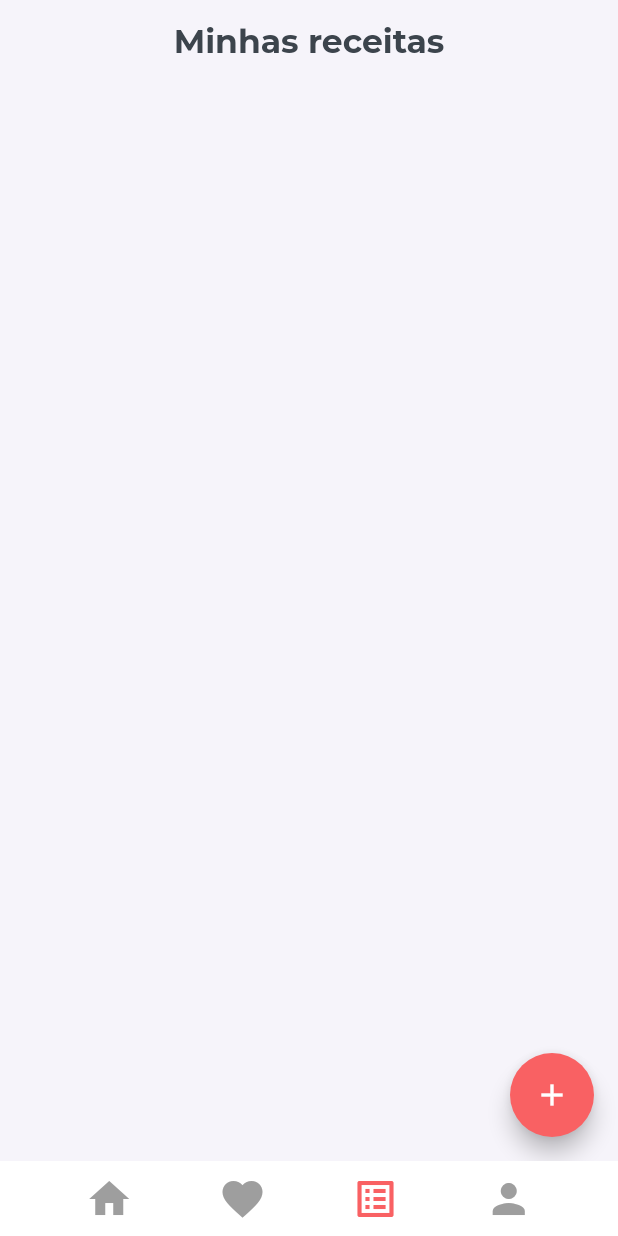
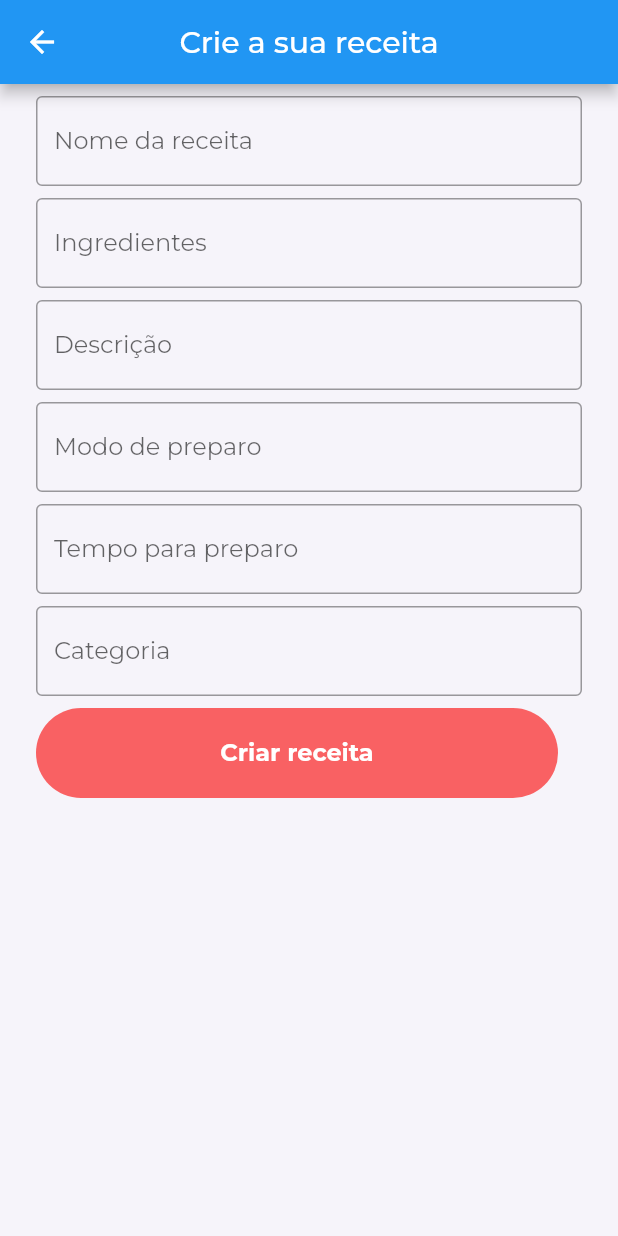
Before and after one commit to hendriksonpetzold/food_recipe_app, a Flutter app: the InitialPage screen opened by its route, item 3 of the bottom bar chosen, after a tap on the "add" icon, on a phone screen of 412 x 824 dp. Run offline on Flutter 3.47's test engine with Material 2 defaults, Android fonts, the phone set to English and light mode, and no system bars; our stand-ins replace get, google_fonts, hive, hive_flutter; accounts and stored records are empty.

Commit message:
feat: create recipe

```diff
--- a/lib/config/routes.dart
+++ b/lib/config/routes.dart
@@ -1,3 +1,4 @@
+import 'package:food_recipe_app/pages/create_my_recipes/create_my_recipes_page.dart';
 import 'package:food_recipe_app/pages/initial/initial_page.dart';
 import 'package:food_recipe_app/pages/on_boarding/on_boarding_page.dart';
 import 'package:food_recipe_app/pages/recipe_detail/recipe_detail_page.dart';
@@ -14,6 +15,10 @@ class Routes {
           name: '/recipe_detail_page',
           page: () => RecipeDetailPage(),
         ),
+        GetPage(
+          name: '/create_my_recipes_page',
+          page: () => CreateMyRecipesPage(),
+        ),
       ],
     ),
   ];
--- a/lib/main.dart
+++ b/lib/main.dart
@@ -7,6 +7,7 @@ void main() async {
   WidgetsFlutterBinding.ensureInitialized();
   await Hive.initFlutter();
   Hive.registerAdapter(RecipeModelAdapter());
-  await Hive.openBox<RecipeModel>('favorite_recipes');
+  await Hive.openBox<RecipeModel>('favorite');
+  await Hive.openBox<RecipeModel>('my_recipes');
   runApp(const App());
 }
--- a/lib/models/recipe_model.dart
+++ b/lib/models/recipe_model.dart
@@ -1,19 +1,49 @@
 import 'package:hive/hive.dart';
+
 part 'recipe_model.g.dart';
 
 @HiveType(typeId: 0)
 class RecipeModel extends HiveObject {
   @HiveField(0)
+  int id;
+
+  @HiveField(1)
   String recipeName;
 
-  @HiveField(1)
+  @HiveField(2)
   String preparationMode;
 
-  @HiveField(2)
+  @HiveField(3)
   List<String> ingridients;
+
+  @HiveField(4)
+  List<String> category;
+
+  @HiveField(5)
+  String description;
+
+  @HiveField(6)
+  double preparationTime;
+
+  @HiveField(7)
+  int rating;
+
+  @HiveField(8)
+  int createdAt;
+
+  @HiveField(9)
+  bool isFavorite;
+
   RecipeModel({
+    required this.id,
     required this.recipeName,
     required this.preparationMode,
     required this.ingridients,
+    required this.category,
+    required this.description,
+    required this.preparationTime,
+    required this.rating,
+    required this.createdAt,
+    required this.isFavorite,
   });
 }
--- /dev/null
+++ b/lib/pages/create_my_recipes/components/create_my_recipes_text_form_field.dart
@@ -0,0 +1,22 @@
+import 'package:flutter/material.dart';
+
+class CreateMyRecipesTextFormField extends StatelessWidget {
+  final String label;
+  final TextEditingController? controller;
+  const CreateMyRecipesTextFormField({
+    Key? key,
+    required this.label,
+    this.controller,
+  }) : super(key: key);
+
+  @override
+  Widget build(BuildContext context) {
+    return TextFormField(
+      controller: controller,
+      decoration: InputDecoration(
+        border: const OutlineInputBorder(),
+        hintText: label,
+      ),
+    );
+  }
+}
--- /dev/null
+++ b/lib/pages/create_my_recipes/create_my_recipes_controller.dart
@@ -0,0 +1,41 @@
+import 'package:flutter/material.dart';
+import 'package:food_recipe_app/models/recipe_model.dart';
+import 'package:get/get.dart';
+import 'package:hive/hive.dart';
+
+class CreateMyRecipesController extends GetxController {
+  TextEditingController nameEditingController = TextEditingController();
+  TextEditingController ingredientsEditingController = TextEditingController();
+  TextEditingController descriptionEditingController = TextEditingController();
+  TextEditingController preparationModeEditingController =
+      TextEditingController();
+  TextEditingController preparationTimeEditingController =
+      TextEditingController();
+  TextEditingController categoryEditingController = TextEditingController();
+
+  late Box<RecipeModel> myRecipesBox;
+
+  @override
+  void onInit() {
+    myRecipesBox = Hive.box('my_recipes');
+
+    super.onInit();
+  }
+
+  void onCreateRecipeButtonTap() {
+    myRecipesBox.add(
+      RecipeModel(
+        id: 2,
+        recipeName: nameEditingController.text,
+        preparationMode: preparationModeEditingController.text,
+        ingridients: [],
+        category: [],
+        description: descriptionEditingController.text,
+        preparationTime: double.parse(preparationTimeEditingController.text),
+        rating: 5,
+        createdAt: 6,
+        isFavorite: false,
+      ),
+    );
+  }
+}
--- /dev/null
+++ b/lib/pages/create_my_recipes/create_my_recipes_page.dart
@@ -0,0 +1,85 @@
+import 'package:flutter/material.dart';
+import 'package:food_recipe_app/components/app_button.dart';
+import 'package:food_recipe_app/pages/create_my_recipes/components/create_my_recipes_text_form_field.dart';
+import 'package:food_recipe_app/pages/create_my_recipes/create_my_recipes_controller.dart';
+
+import 'package:food_recipe_app/style/app_colors.dart';
+import 'package:get/get.dart';
+
+class CreateMyRecipesPage extends StatelessWidget {
+  CreateMyRecipesPage({Key? key}) : super(key: key);
+  final CreateMyRecipesController controller =
+      Get.put(CreateMyRecipesController());
+  @override
+  Widget build(BuildContext context) {
+    return Scaffold(
+      backgroundColor: AppColors.backGroundColor,
+      appBar: AppBar(
+        title: const Text('Crie a sua receita'),
+        centerTitle: true,
+      ),
+      body: SingleChildScrollView(
+        child: Padding(
+          padding: const EdgeInsets.only(left: 24, right: 24),
+          child: Column(
+            children: [
+              const SizedBox(
+                height: 8,
+              ),
+              CreateMyRecipesTextFormField(
+                label: 'Nome da receita',
+                controller: controller.nameEditingController,
+              ),
+              const SizedBox(
+                height: 8,
+              ),
+              CreateMyRecipesTextFormField(
+                label: 'Ingredientes',
+                controller: controller.ingredientsEditingController,
+              ),
+              const SizedBox(
+                height: 8,
+              ),
+              CreateMyRecipesTextFormField(
+                label: 'Descrição',
+                controller: controller.descriptionEditingController,
+              ),
+              const SizedBox(
+                height: 8,
+              ),
+              CreateMyRecipesTextFormField(
+                label: 'Modo de preparo',
+                controller: controller.preparationModeEditingController,
+              ),
+              const SizedBox(
+                height: 8,
+              ),
+              CreateMyRecipesTextFormField(
+                label: 'Tempo para preparo',
+                controller: controller.preparationTimeEditingController,
+              ),
+              const SizedBox(
+                height: 8,
+              ),
+              CreateMyRecipesTextFormField(
+                label: 'Categoria',
+                controller: controller.categoryEditingController,
+              ),
+              const SizedBox(
+                height: 8,
+              ),
+              AppButton(
+                label: 'Criar receita',
+                onTap: () {
+                  controller.onCreateRecipeButtonTap();
+                },
+                isSelected: RxBool(true),
+                circularBorder: 30,
+              )
+            ],
+          ),
+        ),
+      ),
+    );
+  }
+}
--- /dev/null
+++ b/lib/pages/favorite/favorite_controller.dart
@@ -0,0 +1,14 @@
+import 'package:food_recipe_app/models/recipe_model.dart';
+import 'package:get/get.dart';
+import 'package:hive/hive.dart';
+
+class FavoriteController extends GetxController {
+  late Box<RecipeModel> recipeBox;
+
+  @override
+  void onInit() {
+    recipeBox = Hive.box('favorite');
+
+    super.onInit();
+  }
+}
--- a/lib/pages/initial/initial_page.dart
+++ b/lib/pages/initial/initial_page.dart
@@ -20,8 +20,8 @@ class InitialPage extends StatelessWidget {
             index: controller.getPageIndex(),
             children: [
               HomePage(),
-              const FavoritePage(),
-              const MyRecipesPage(),
+              FavoritePage(),
+              MyRecipesPage(),
               ProfilePage(),
             ],
           );
--- /dev/null
+++ b/lib/pages/my_recipes/my_recipes_controller.dart
@@ -0,0 +1,14 @@
+import 'package:food_recipe_app/models/recipe_model.dart';
+import 'package:get/get.dart';
+import 'package:hive/hive.dart';
+
+class MyRecipesController extends GetxController {
+  late Box<RecipeModel> myRecipesBox;
+
+  @override
+  void onInit() {
+    myRecipesBox = Hive.box('my_recipes');
+
+    super.onInit();
+  }
+}
--- a/lib/pages/my_recipes/my_recipes_page.dart
+++ b/lib/pages/my_recipes/my_recipes_page.dart
@@ -1,9 +1,14 @@
 import 'package:flutter/material.dart';
+import 'package:food_recipe_app/models/recipe_model.dart';
+import 'package:food_recipe_app/pages/home/components/home_recipe_card.dart';
+import 'package:food_recipe_app/pages/my_recipes/my_recipes_controller.dart';
 import 'package:food_recipe_app/style/app_colors.dart';
+import 'package:get/get.dart';
+import 'package:hive_flutter/hive_flutter.dart';
 
 class MyRecipesPage extends StatelessWidget {
-  const MyRecipesPage({Key? key}) : super(key: key);
-
+  MyRecipesPage({Key? key}) : super(key: key);
+  final MyRecipesController controller = Get.put(MyRecipesController());
   @override
   Widget build(BuildContext context) {
     return Scaffold(
@@ -22,10 +27,40 @@ class MyRecipesPage extends StatelessWidget {
         automaticallyImplyLeading: false,
         elevation: 0,
       ),
-      body: Container(),
+      body: ValueListenableBuilder(
+        valueListenable: controller.myRecipesBox.listenable(),
+        builder: (context, Box<RecipeModel> box, _) {
+          List<RecipeModel> recipe = box.values.toList().cast<RecipeModel>();
+          return ListView.builder(
+            itemCount: recipe.length,
+            itemBuilder: (context, index) {
+              final list = recipe[index];
+              return GestureDetector(
+                onTap: () {
+                  Get.toNamed(
+                    '/initial_page/recipe_detail_page',
+                    arguments: {
+                      'recipe_name': list.recipeName,
+                      'ingridients': list.ingridients,
+                      'preparation_mode': list.preparationMode,
+                    },
+                  );
+                },
+                child: HomeRecipeCard(
+                  recipeName: list.recipeName,
+                  isFavorite: RxBool(false),
+                  onFavoriteButtonTap: () {},
+                ),
+              );
+            },
+          );
+        },
+      ),
       floatingActionButton: FloatingActionButton(
         backgroundColor: AppColors.accentColor,
-        onPressed: () {},
+        onPressed: () {
+          Get.toNamed('/initial_page/create_my_recipes_page');
+        },
         child: const Icon(
           Icons.add,
         ),
--- a/lib/pages/on_boarding/on_boarding_page.dart
+++ b/lib/pages/on_boarding/on_boarding_page.dart
@@ -25,7 +25,7 @@ class OnBoardingPage extends StatelessWidget {
           ),
           Container(
             padding: const EdgeInsets.only(
-              bottom: 32,
+              bottom: 24,
             ),
             width: MediaQuery.of(context).size.width * .65,
             height: MediaQuery.of(context).size.height * .3,
```
Also changed, not shown: lib/pages/favorite/favorite_page.dart (+21 -8 lines), lib/pages/home/home_controller.dart (+48 -4 lines), lib/models/hive_recipe_model.dart (deleted), lib/models/recipe_model.g.dart.
